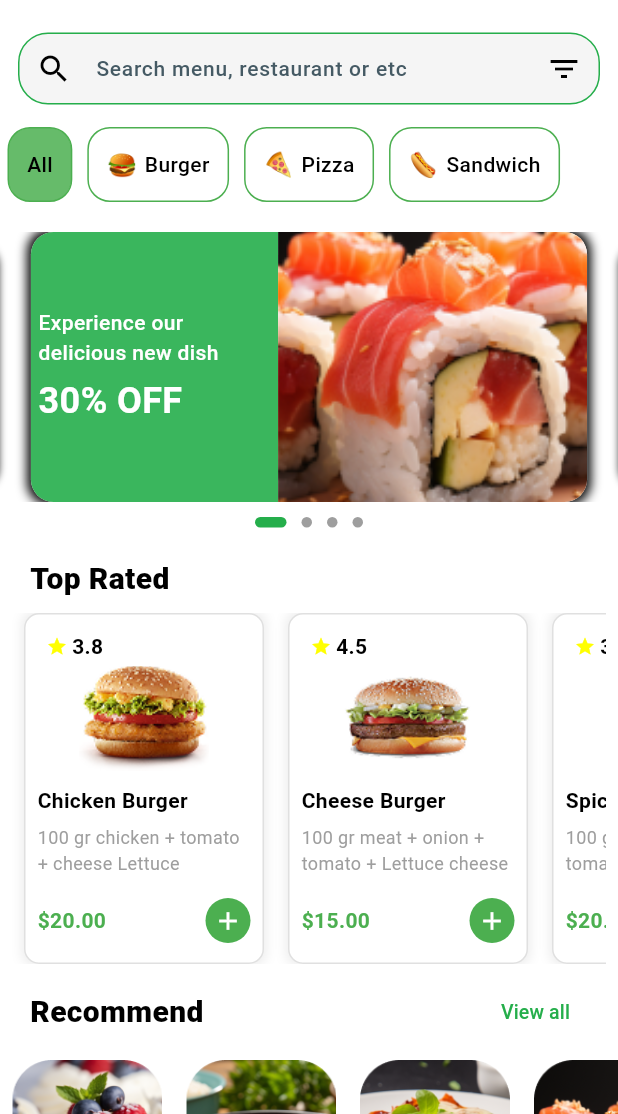
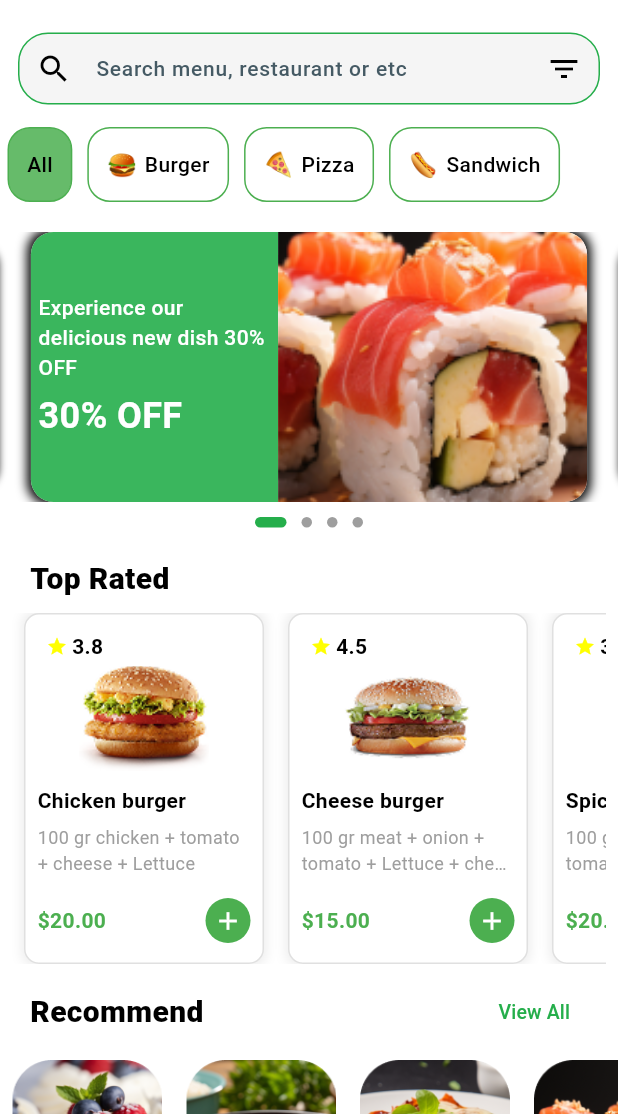
Before and after one commit to SSeba2002/foodtek_app, a Flutter app: the HomeScreen screen opened directly, on a phone screen of 412 x 824 dp, the part 122-1236 px from its top. Run offline on Flutter 3.47's test engine with Material 3 defaults, Android fonts, the phone set to English and light mode, and no system bars; drawn by our look-alikes of carousel_slider, smooth_page_indicator; our stand-ins replace buttons_tabbar, confetti, country_picker, flutter_bloc, flutter_rating_bar, flutter_screenutil and 6 more; accounts and stored records are empty.

Commit message:
translate home

```diff
--- a/lib/constant/main_screens/home_screen_data.dart
+++ b/lib/constant/main_screens/home_screen_data.dart
@@ -1,17 +1,20 @@
-// home screen data still needs work
+import 'package:flutter/material.dart';
+
+import 'package:foodtek_project/l10n/generated/app_localizations.dart';
 import 'package:foodtek_project/model/category_model.dart';
 
-final List<Category> items = [
+List<Category> items(BuildContext context) {
+  return [
     Category(
-    title: "Chicken Sandwich",
+      title: AppLocalizations.of(context)!.chickenBurger,
       image: "assets/images/home/top_rated/chicken_burger.png",
-    description: "100 gr chicken + tomato + cheese + Lettuce",
+      description: AppLocalizations.of(context)!.chickenBurgerDesc,
       price: "\$20.00",
       rating: 0,
       id: 1,
     ),
     Category(
-    title: "Cheese Sandwich",
+      title: AppLocalizations.of(context)!.cheeseBurger,
       image: "assets/images/home/top_rated/chese_burger.png",
       description: "lzzhxcskldbvkj'adljjsvh",
       price: "\$15.00",
@@ -19,7 +22,7 @@ final List<Category> items = [
       id: 2,
     ),
     Category(
-    title: "Hot dog Sandwich",
+      title: AppLocalizations.of(context)!.spicyShawarma,
       image: "assets/images/home/top_rated/chese_burger.png",
       description: "lhuvhjn,kjbhvgb.akhuj",
       price: "\$15.00",
@@ -27,9 +30,9 @@ final List<Category> items = [
       id: 3,
     ),
     Category(
-    title: "Pepperoni Pizza",
+      title: AppLocalizations.of(context)!.onionPizza,
       image: "assets/images/home/top_rated/chese_burger.png",
-    description: "Classic Italian Pepperoni Pizza",
+      description: AppLocalizations.of(context)!.pizzaDesc,
       price: "\$29.00",
       rating: 0,
       id: 4,
@@ -60,35 +63,38 @@ final List<Category> items = [
       id: 7,
     ),
   ];
+}
 
 // Top Rated Items
-final List<Category> topRatedItems = [
+List<Category> topRatedItems(BuildContext context) {
+  return [
     Category(
-    title: "Chicken Burger",
+      title: AppLocalizations.of(context)!.chickenBurger,
       image: "assets/images/home/top_rated/chicken_burger.png",
 
-    description: "100 gr chicken + tomato + cheese Lettuce",
+      description: AppLocalizations.of(context)!.chickenBurgerDesc,
       price: "\$20.00",
       rating: 3.8,
       id: 1,
     ),
     Category(
-    title: "Cheese Burger",
+      title: AppLocalizations.of(context)!.cheeseBurger,
       image: "assets/images/home/top_rated/chese_burger.png",
-    description: "100 gr meat + onion + tomato + Lettuce cheese",
+      description: AppLocalizations.of(context)!.cheeseBurgerDesc,
       price: "\$15.00",
       rating: 4.5,
       id: 2,
     ),
     Category(
-    title: "Spicy Chicken Burger",
+      title: AppLocalizations.of(context)!.spicyShawarma,
       image: "assets/images/home/top_rated/chese_burger.png",
-    description: "100 gr spicy chicken + tomato + cheese + Lettuce",
+      description: AppLocalizations.of(context)!.cheeseBurgerDesc,
       price: "\$20.00",
       rating: 3.9,
       id: 11,
     ),
   ];
+}
 
 // Recommended Items
 final List<Category> recommendedItems = [
@@ -128,12 +134,18 @@ final List<Category> recommendedItems = [
 ];
 
 // Categories
-final List<String> categories = ["All", "Burger", "Pizza", "Sandwich"];
+List<String> categories(BuildContext context) {
+  return [
+    AppLocalizations.of(context)!.all,
+    AppLocalizations.of(context)!.burger,
+    AppLocalizations.of(context)!.pizza,
+    AppLocalizations.of(context)!.sandwich,
+  ];
+}
+
 String selectedCategory = "All";
 
 // Unified List of All Items
-final List<Category> allItems = [
-  ...topRatedItems,
-  ...recommendedItems,
-  ...items,
-];
+List<Category> allItems(BuildContext context) {
+  return [...topRatedItems(context), ...recommendedItems, ...items(context)];
+}
--- a/lib/l10n/app_en.arb
+++ b/lib/l10n/app_en.arb
@@ -143,7 +143,8 @@
   "pizza": "Pizza",
   "sandwich": "Sandwich",
   "searchMenu": "Search menu, restaurant or etc",
-  "promoText": "Experience our delicious new dish 30% OFF",
+  "promoTextone": "Experience our delicious new dish 30% OFF",
+  "off30": "30% OFF",
   "topRated": "Top Rated",
   "chickenBurger": "Chicken burger",
   "chickenBurgerDesc": "100 gr chicken + tomato + cheese + Lettuce",
@@ -177,5 +178,7 @@
   "hot": "Hot",
   "track": "Track",
   "wanttotrywithmycurrentpassword":"Want to try with my current password?",
-  "chooseyourlanguage":"Choose your language"
+  "chooseyourlanguage":"Choose your language",
+  "deliveringto":"Delivering to",
+  "currentLocation":"Current Location"
 }
--- a/lib/view/screens/home/home/home_screen.dart
+++ b/lib/view/screens/home/home/home_screen.dart
@@ -27,10 +27,10 @@ class _HomeScreenState extends State<HomeScreen> {
     // ignore: unused_local_variable
     List<Category> filteredItems = // to filter the items
         selectedCategory == null || selectedCategory == "All"
-            ? allItems
-            : allItems
-                .where((item) => item.title.contains(selectedCategory!))
-                .toList();
+            ? allItems(context)
+            : allItems(
+              context,
+            ).where((item) => item.title.contains(selectedCategory!)).toList();
 
     return Scaffold(
       // backgroundColor: Colors.white,
@@ -43,11 +43,13 @@ class _HomeScreenState extends State<HomeScreen> {
               height: 50,
               child: ListView.builder(
                 scrollDirection: Axis.horizontal,
-                itemCount: categories.length,
+                itemCount: categories(context).length,
                 itemBuilder: (context, index) {
                   bool isSelected =
-                      selectedCategory == categories[index] ||
-                      (categories[index] == "All" && selectedCategory == null);
+                      selectedCategory == categories(context)[index] ||
+                      (categories(context)[index] ==
+                              AppLocalizations.of(context)!.all &&
+                          selectedCategory == null);
 
                   // Icons for each category
                   Map<String, String> categoryIcons = {
@@ -61,9 +63,10 @@ class _HomeScreenState extends State<HomeScreen> {
                     onTap: () {
                       setState(() {
                         selectedCategory =
-                            categories[index] == "All"
+                            categories(context)[index] ==
+                                    AppLocalizations.of(context)!.all
                                 ? null
-                                : categories[index];
+                                : categories(context)[index];
                       });
                     },
                     child: Container(
@@ -79,15 +82,16 @@ class _HomeScreenState extends State<HomeScreen> {
                       ),
                       child: Row(
                         children: [
-                          if (categoryIcons[categories[index]]!.isNotEmpty) ...[
+                          if (categoryIcons[categories(context)[index]]!
+                              .isNotEmpty) ...[
                             Text(
-                              categoryIcons[categories[index]]!,
+                              categoryIcons[categories(context)[index]]!,
                               style: TextStyle(fontSize: 16),
                             ),
                             SizedBox(width: 5),
                           ],
                           Text(
-                            categories[index],
+                            categories(context)[index],
                             style: TextStyle(fontWeight: FontWeight.w500),
                           ),
                         ],
@@ -120,36 +124,38 @@ class _HomeScreenState extends State<HomeScreen> {
                   padding: const EdgeInsets.all(8.0),
                   child: ListView.builder(
                     scrollDirection: Axis.horizontal,
-                    itemCount: topRatedItems.length,
+                    itemCount: topRatedItems(context).length,
                     itemBuilder: (context, index) {
                       return CategoryCell(
                         onAddTap: () {
-                          cartItems.add(topRatedItems[index]);
+                          cartItems.add(topRatedItems(context)[index]);
                           print(
                             "تمت الاضاااافة =============================================${cartItems[0].title}",
                           );
                           setState(() {});
                         },
                         isRecommended: false,
-                        cObj: topRatedItems[index].title,
-                        image: topRatedItems[index].image,
-                        price: topRatedItems[index].price,
-                        rating: topRatedItems[index].rating,
-                        description: topRatedItems[index].description,
+                        cObj: topRatedItems(context)[index].title,
+                        image: topRatedItems(context)[index].image,
+                        price: topRatedItems(context)[index].price,
+                        rating: topRatedItems(context)[index].rating,
+                        description: topRatedItems(context)[index].description,
                         onTap: () {
                           PersistentNavBarNavigator.pushNewScreen(
                             context,
                             screen: ItemDetailsScreen(
-                              name: topRatedItems[index].title,
-                              image: topRatedItems[index].image,
-                              price: topRatedItems[index].price,
+                              name: topRatedItems(context)[index].title,
+                              image: topRatedItems(context)[index].image,
+                              price: topRatedItems(context)[index].price,
                               // Example price list
-                              description: topRatedItems[index].description,
+                              description:
+                                  topRatedItems(context)[index].description,
                               // Example description list
-                              rating: topRatedItems[index].rating,
+                              rating: topRatedItems(context)[index].rating,
                               id:
-                                  topRatedItems[index]
-                                      .id, // Example ratings list
+                                  topRatedItems(
+                                    context,
+                                  )[index].id, // Example ratings list
                             ),
                             withNavBar:
                                 false, // OPTIONAL VALUE. True by default.
--- a/lib/view/screens/main_screen.dart
+++ b/lib/view/screens/main_screen.dart
@@ -55,7 +55,7 @@ class MainScreenState extends State<MainScreen> {
                           ? AppColors.primaryColor
                           : Colors.grey,
                 ),
-        title: bottomNavLabels[index],
+        title: bottomNavLabels(context)[index],
         textStyle: TextStyle(
           color:
               index == _controller.index ? AppColors.primaryColor : Colors.grey,
--- a/lib/view/widgets/home/banner_widget.dart
+++ b/lib/view/widgets/home/banner_widget.dart
@@ -3,6 +3,7 @@
 import 'package:carousel_slider/carousel_slider.dart';
 import 'package:flutter/material.dart';
 import 'package:foodtek_project/constant/theme.dart';
+import 'package:foodtek_project/l10n/generated/app_localizations.dart';
 import 'package:smooth_page_indicator/smooth_page_indicator.dart';
 
 class PromoBanner extends StatefulWidget {
@@ -73,8 +74,8 @@ class _PromoBannerState extends State<PromoBanner> {
                                 crossAxisAlignment: CrossAxisAlignment.start,
                                 mainAxisAlignment: MainAxisAlignment.center,
                                 children: [
-                                  const Text(
-                                    "Experience our delicious new dish",
+                                  Text(
+                                    AppLocalizations.of(context)!.promoTextone,
                                     style: TextStyle(
                                       color: Colors.white,
                                       fontSize: 14,
@@ -82,8 +83,8 @@ class _PromoBannerState extends State<PromoBanner> {
                                     ),
                                   ),
                                   const SizedBox(height: 5),
-                                  const Text(
-                                    "30% OFF",
+                                  Text(
+                                    AppLocalizations.of(context)!.off30,
                                     style: TextStyle(
                                       color: Colors.white,
                                       fontSize: 24,
--- a/lib/view/widgets/home/view_all_title.dart
+++ b/lib/view/widgets/home/view_all_title.dart
@@ -1,6 +1,7 @@
 // the view all button on the right of the top rated and the recommended
 import 'package:flutter/material.dart';
 import 'package:foodtek_project/constant/theme.dart';
+import 'package:foodtek_project/l10n/generated/app_localizations.dart';
 
 class ViewAllTitleRow extends StatelessWidget {
   final String title;
@@ -28,7 +29,7 @@ class ViewAllTitleRow extends StatelessWidget {
           child: TextButton(
             onPressed: onView,
             child: Text(
-              "View all",
+              AppLocalizations.of(context)!.viewAll,
               style: TextStyle(
                 color: AppColors.primaryColor,
                 fontSize: 13,
--- a/lib/view/widgets/main_page/location_search_widget.dart
+++ b/lib/view/widgets/main_page/location_search_widget.dart
@@ -1,6 +1,7 @@
 // this class is used to display the location and the search bar and the Notifications
 
 import 'package:flutter/material.dart';
+import 'package:foodtek_project/l10n/generated/app_localizations.dart';
 import 'package:foodtek_project/view/screens/home/home/filter_screen.dart';
 import 'package:foodtek_project/view/widgets/main_page/main_text_field.dart';
 import 'package:foodtek_project/view/widgets/main_page/notification_widget.dart';
@@ -66,7 +67,7 @@ class _LocationNotificationSrearchState
                     crossAxisAlignment: CrossAxisAlignment.start,
                     children: [
                       Text(
-                        "Delivering to",
+                        AppLocalizations.of(context)!.deliveringto,
                         style: TextStyle(
                           //  color: AppColors.onBoardingtextColor,
                           fontSize: 11,
@@ -79,7 +80,7 @@ class _LocationNotificationSrearchState
                           address == null
                               ? Text(
                                 // if the user didnt allow the location
-                                "Current Location",
+                                AppLocalizations.of(context)!.currentLocation,
                                 style: TextStyle(
                                   //    color: AppColors.onBoardingtextColor,
                                   fontSize: 16,
@@ -122,7 +123,7 @@ class _LocationNotificationSrearchState
             child: Padding(
               padding: const EdgeInsets.symmetric(horizontal: 12),
               child: RoundTextfield(
-                hintText: "Search menu, restaurant or etc",
+                hintText: AppLocalizations.of(context)!.searchMenu,
                 controller: txtSearch,
                 onPressed: () {
                   PersistentNavBarNavigator.pushNewScreen(
```
Also changed, not shown: lib/constant/main_screens/main_screen_data.dart (+11 -7 lines), lib/l10n/app_ar.arb (+5 -2 lines), lib/l10n/generated/app_localizations.dart, lib/l10n/generated/app_localizations_ar.dart, lib/l10n/generated/app_localizations_en.dart. Lines whose indentation alone changed are shown as unchanged.
